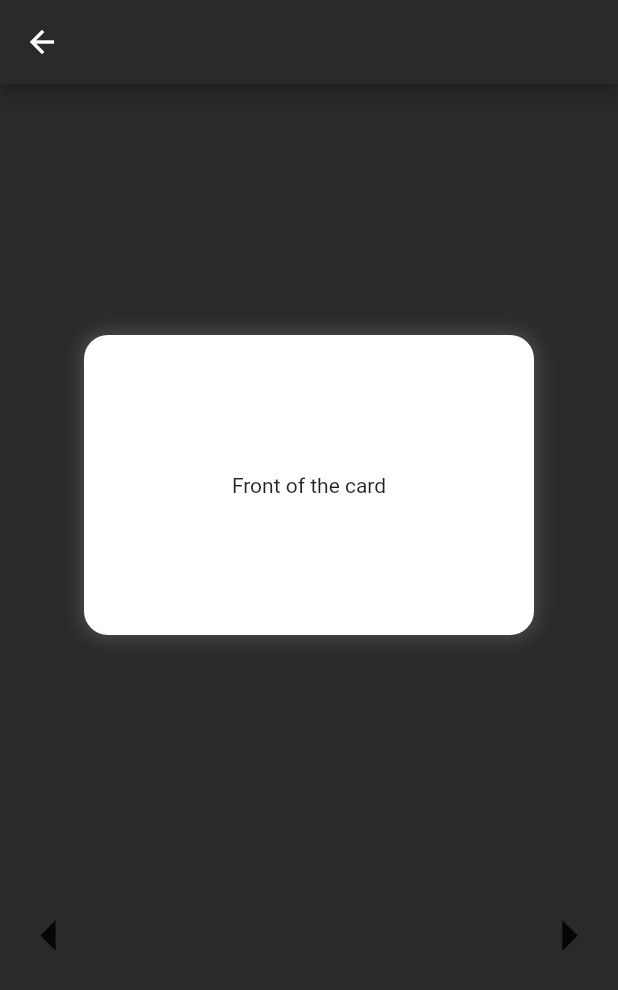
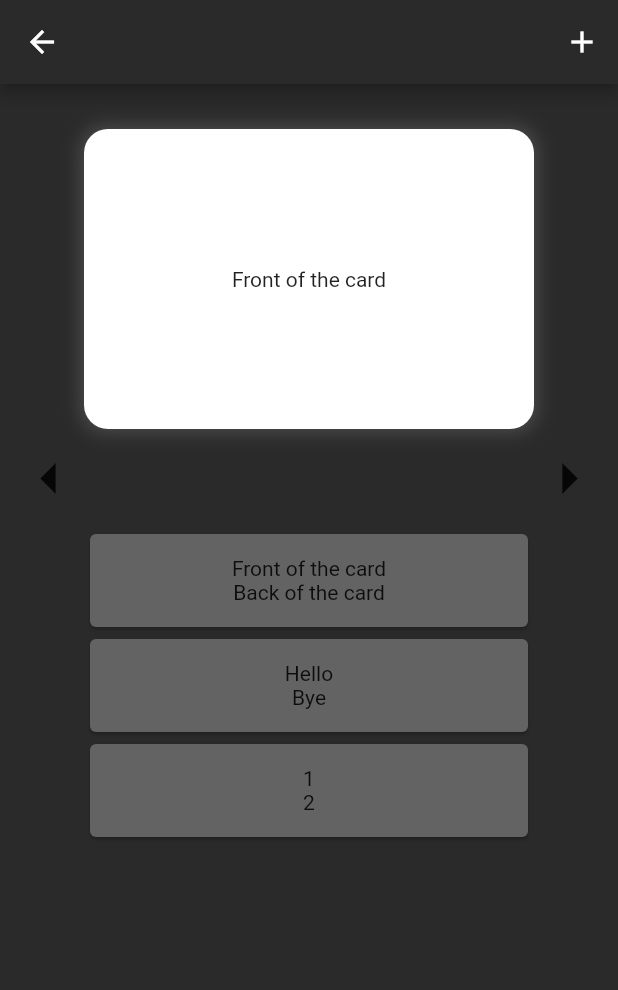
Before and after one commit to Hanssel36/KanaVocab, a Flutter app: the SetsScreen screen opened by its route, after a tap on "Set 1", on a phone screen of 412 x 824 dp. Shown: the top 990 px of the screen. Run offline on Flutter 3.47's test engine with Material 2 defaults, Android fonts, the phone set to English and light mode, and no system bars; our stand-ins replace flutter_riverpod, go_router, tuple.

Commit message:
add flashcards update

```diff
--- a/lib/flashcards/memorygame.dart
+++ b/lib/flashcards/memorygame.dart
@@ -11,6 +11,8 @@ class MemoryGame extends ConsumerStatefulWidget {
   ConsumerState<MemoryGame> createState() => _MemoryGameState();
 }
 
+final firstController = TextEditingController();
+final secondController = TextEditingController();
 final Map<String, List<Widget>> viewcards = {
   'Set 1': [
     const Flashcard(
@@ -42,6 +44,15 @@ final Map<String, List<Widget>> viewcards = {
   ]
 };
 
+var listflashcards = [
+  const FlashcardView(front: 'a', back: 'b'),
+];
+
+List<List<String>> carddata = [
+  ['Front of the card', 'Back of the card'],
+  ['Hello', 'Bye'],
+  ['1', '2']
+];
 int index = 0;
 
 class _MemoryGameState extends ConsumerState<MemoryGame> {
@@ -52,12 +63,33 @@ class _MemoryGameState extends ConsumerState<MemoryGame> {
       backgroundColor: backGroundDark,
       appBar: AppBar(
         backgroundColor: backGroundDark,
+        actions: [
+          IconButton(
+              onPressed: () async {
+                final String? name = await _openDialog(context, flashkey);
+                if (name == null || name == '') return;
+
+                if (check.contains(name)) return;
+
+                check.add(name);
+                print(name);
+                setState(() {
+                  _addFlashcards(carddata, name);
+                });
+              },
+              icon: const Icon(Icons.add))
+        ],
       ),
-      body: Column(
+      body: ListView(
+        children: [
+          Column(
             mainAxisAlignment: MainAxisAlignment.spaceEvenly,
             children: [
               viewcards[flashkey] != [] && viewcards.containsKey(flashkey)
-              ? viewcards[flashkey]![index]
+                  ? Padding(
+                      padding: const EdgeInsets.only(top: 30),
+                      child: viewcards[flashkey]![index],
+                    )
                   : const Text("Add cards"),
               Row(
                 mainAxisAlignment: MainAxisAlignment.spaceBetween,
@@ -84,6 +116,10 @@ class _MemoryGameState extends ConsumerState<MemoryGame> {
                   ),
                 ],
               ),
+              for (int i = 0; i < carddata.length; i++)
+                FlashcardView(front: carddata[i][0], back: carddata[i][1])
+            ],
+          ),
         ],
       ),
     );
@@ -108,4 +144,90 @@ class _MemoryGameState extends ConsumerState<MemoryGame> {
       }
     });
   }
+
+  void _addFlashcards(List<List<String>> carddata, String name) {
+    carddata.add([name, "b"]);
   }
+
+  void _submit(String flashkey) {
+    viewcards[flashkey]!.add(Flashcard(
+        frontText: firstController.text, backText: secondController.text));
+    carddata.add([firstController.text, secondController.text]);
+    Navigator.of(context).pop();
+    firstController.clear();
+    secondController.clear();
+  }
+
+  Future<String?> _openDialog(BuildContext context, String flashkey) {
+    return showDialog(
+      context: context,
+      builder: (context) => AlertDialog(
+        title: const Text("Create Set"),
+        content: Column(
+          mainAxisSize: MainAxisSize.min,
+          children: [
+            TextField(
+              autofocus: true,
+              controller: firstController,
+              decoration: InputDecoration(hintText: "Enter Japanese word"),
+              onSubmitted: (_) => _submit(flashkey),
+            ),
+            TextField(
+              autofocus: true,
+              controller: secondController,
+              decoration: InputDecoration(hintText: "Enter English word"),
+              onSubmitted: (_) => _submit(flashkey),
+            ),
+          ],
+        ),
+        actions: [
+          TextButton(
+              onPressed: () {
+                _submit(flashkey);
+              },
+              child: const Text("Enter"))
+        ],
+      ),
+    );
+  }
+}
+
+class FlashcardView extends StatelessWidget {
+  final String front;
+  final String back;
+  const FlashcardView({
+    super.key,
+    required this.front,
+    required this.back,
+  });
+
+  @override
+  Widget build(BuildContext context) {
+    return SizedBox(
+      width: 300,
+      child: InkWell(
+        onLongPress: () {},
+        child: Card(
+          color: tiles,
+          child: Padding(
+            padding: const EdgeInsets.all(
+              15.0,
+            ),
+            child: Row(
+              children: [
+                Expanded(
+                  child: Column(
+                    children: [
+                      Text(front),
+                      Text(back),
+                    ],
+                  ),
+                ),
+              ],
+            ),
+          ),
+        ),
+      ),
+    );
+  }
+}
--- a/lib/main.dart
+++ b/lib/main.dart
@@ -150,7 +150,7 @@ class _HomeScreenState extends State<HomeScreen> {
                     iconSize: 75,
                     splashColor: Colors.transparent,
                     highlightColor: Colors.transparent,
-                    onPressed: () => {context.go('/flashcard')},
+                    onPressed: () => {context.go('/sets')},
                     icon: const Icon(Icons.style),
                   ),
                 ),
```
Lines whose indentation alone changed are shown as unchanged.
